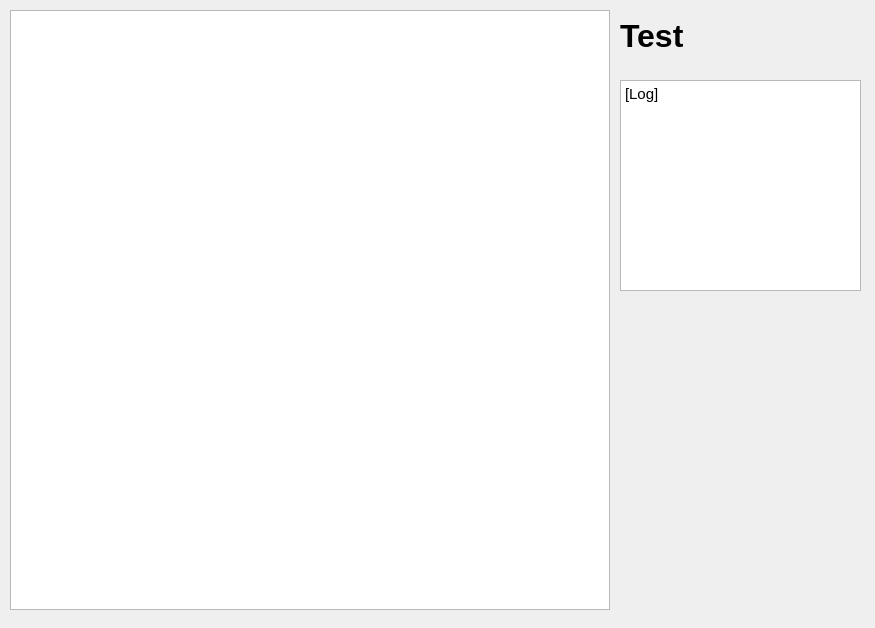
Qt form game/tablero.ui (losfroger/ajedrez-juego) before a commit.
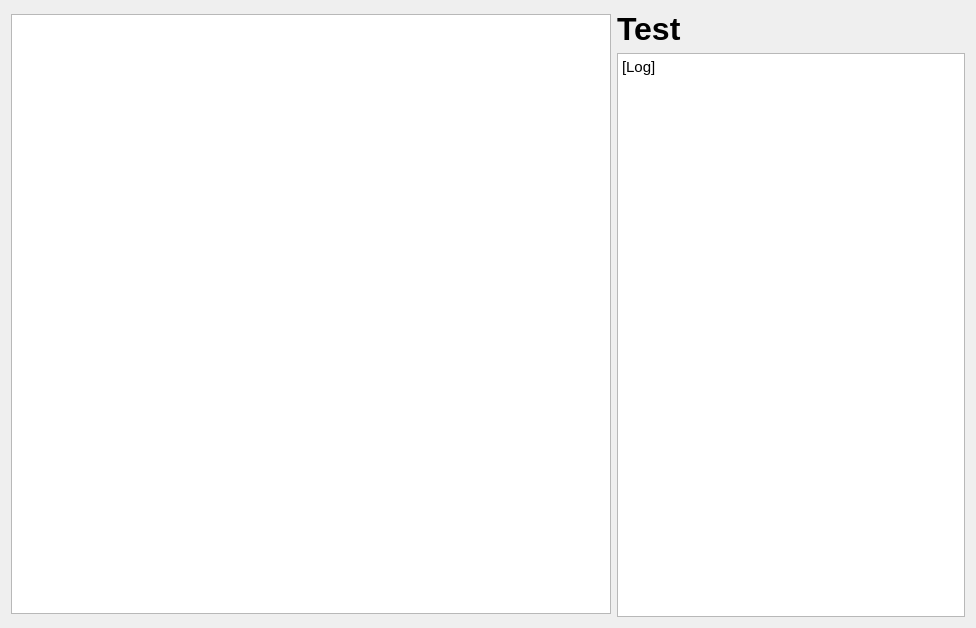
The same form after that commit.

Commit message: - Interfaz de juego se puede cambiar de tamaño - Implementacion de turnos rudimentarios - Escritura en el log - Solo se puede seleccionar una pieza a la vez

```diff
--- a/game/tablero.ui
+++ b/game/tablero.ui
@@ -6,7 +6,7 @@
    <rect>
     <x>0</x>
     <y>0</y>
-    <width>875</width>
+    <width>976</width>
     <height>628</height>
    </rect>
   </property>
@@ -16,43 +16,35 @@
   <property name="windowTitle">
    <string>Ajedrez</string>
   </property>
+  <layout class="QHBoxLayout" name="horizontalLayout_2">
+   <item>
+    <layout class="QHBoxLayout" name="horizontalLayout">
+     <item>
   <widget class="QGraphicsView" name="gameView">
-   <property name="geometry">
-    <rect>
-     <x>10</x>
-     <y>10</y>
+       <property name="sizePolicy">
+        <sizepolicy hsizetype="Fixed" vsizetype="Fixed">
+         <horstretch>0</horstretch>
+         <verstretch>0</verstretch>
+        </sizepolicy>
+       </property>
+       <property name="minimumSize">
+        <size>
      <width>600</width>
      <height>600</height>
-    </rect>
-   </property>
-  </widget>
-  <widget class="QTextBrowser" name="log">
-   <property name="geometry">
-    <rect>
-     <x>620</x>
-     <y>80</y>
-     <width>241</width>
-     <height>211</height>
-    </rect>
-   </property>
-   <property name="html">
-    <string>&lt;!DOCTYPE HTML PUBLIC &quot;-//W3C//DTD HTML 4.0//EN&quot; &quot;http://www.w3.org/TR/REC-html40/strict.dtd&quot;&gt;
-&lt;html&gt;&lt;head&gt;&lt;meta name=&quot;qrichtext&quot; content=&quot;1&quot; /&gt;&lt;style type=&quot;text/css&quot;&gt;
-p, li { white-space: pre-wrap; }
-&lt;/style&gt;&lt;/head&gt;&lt;body style=&quot; font-family:'Ubuntu'; font-size:11pt; font-weight:400; font-style:normal;&quot;&gt;
-&lt;p style=&quot; margin-top:0px; margin-bottom:0px; margin-left:0px; margin-right:0px; -qt-block-indent:0; text-indent:0px;&quot;&gt;[Log]&lt;/p&gt;
-&lt;p style=&quot;-qt-paragraph-type:empty; margin-top:0px; margin-bottom:0px; margin-left:0px; margin-right:0px; -qt-block-indent:0; text-indent:0px;&quot;&gt;&lt;br /&gt;&lt;/p&gt;&lt;/body&gt;&lt;/html&gt;</string>
-   </property>
-  </widget>
+        </size>
+       </property>
+       <property name="maximumSize">
+        <size>
+         <width>600</width>
+         <height>600</height>
+        </size>
+       </property>
+      </widget>
+     </item>
+     <item>
+      <layout class="QVBoxLayout" name="verticalLayout">
+       <item>
   <widget class="QLabel" name="label">
-   <property name="geometry">
-    <rect>
-     <x>620</x>
-     <y>10</y>
-     <width>241</width>
-     <height>51</height>
-    </rect>
-   </property>
    <property name="font">
     <font>
      <pointsize>24</pointsize>
@@ -64,6 +56,24 @@
     <string>Test</string>
    </property>
   </widget>
+       </item>
+       <item>
+        <widget class="QTextBrowser" name="log">
+         <property name="html">
+          <string>&lt;!DOCTYPE HTML PUBLIC &quot;-//W3C//DTD HTML 4.0//EN&quot; &quot;http://www.w3.org/TR/REC-html40/strict.dtd&quot;&gt;
+&lt;html&gt;&lt;head&gt;&lt;meta name=&quot;qrichtext&quot; content=&quot;1&quot; /&gt;&lt;style type=&quot;text/css&quot;&gt;
+p, li { white-space: pre-wrap; }
+&lt;/style&gt;&lt;/head&gt;&lt;body style=&quot; font-family:'Ubuntu'; font-size:11pt; font-weight:400; font-style:normal;&quot;&gt;
+&lt;p style=&quot; margin-top:0px; margin-bottom:0px; margin-left:0px; margin-right:0px; -qt-block-indent:0; text-indent:0px;&quot;&gt;[Log]&lt;/p&gt;
+&lt;p style=&quot;-qt-paragraph-type:empty; margin-top:0px; margin-bottom:0px; margin-left:0px; margin-right:0px; -qt-block-indent:0; text-indent:0px;&quot;&gt;&lt;br /&gt;&lt;/p&gt;&lt;/body&gt;&lt;/html&gt;</string>
+         </property>
+        </widget>
+       </item>
+      </layout>
+     </item>
+    </layout>
+   </item>
+  </layout>
  </widget>
  <resources/>
  <connections/>
```
Lines whose indentation alone changed are shown as unchanged. The commit also changes 7 other files.
